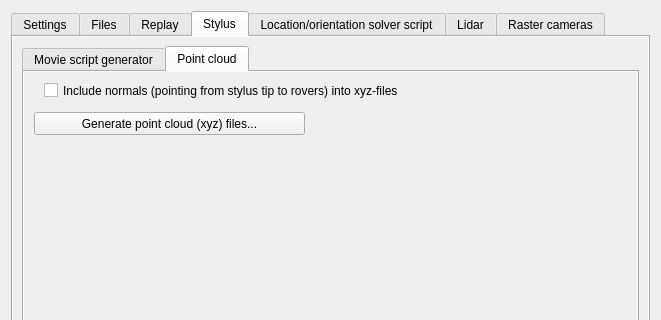
Above: PostProcessing/postprocessingform.ui from GNSS-Stylist/GNSS-Stylus before the change; both pictures show x 0 to 661 and y 0 to 320 of the 661 by 828 pixel window. Below: the same form after it.
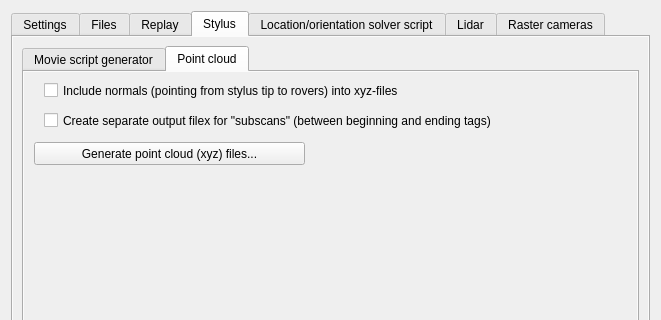
That is the form after the change. The open tabs and pages were chosen to show the change.

Commit message:
Add option to create xyz-files for every "subscan"
Subscan meaning data/points between beginning and ending tags. This makes it possible to filter/edit these separately in MeshLab etc.

Stylus-version not tested. "Should work" as the changes only affected already identical code.

What changed in the file:
```diff
--- a/PostProcessing/postprocessingform.ui
+++ b/PostProcessing/postprocessingform.ui
@@ -2563,7 +2563,7 @@
            <property name="geometry">
             <rect>
              <x>10</x>
-             <y>40</y>
+             <y>70</y>
              <width>271</width>
              <height>23</height>
             </rect>
@@ -2585,6 +2585,22 @@
             <string>Include normals (pointing from stylus tip to rovers) into xyz-files</string>
            </property>
           </widget>
+          <widget class="QCheckBox" name="checkBox_Stylus_PointCloud_SeparateOutputFilesForSubScans">
+           <property name="geometry">
+            <rect>
+             <x>20</x>
+             <y>40</y>
+             <width>461</width>
+             <height>17</height>
+            </rect>
+           </property>
+           <property name="toolTip">
+            <string>&lt;html&gt;&lt;head/&gt;&lt;body&gt;&lt;p&gt;Normal lengths can be utilized in MeshLab&lt;/p&gt;&lt;/body&gt;&lt;/html&gt;</string>
+           </property>
+           <property name="text">
+            <string>Create separate output filex for &quot;subscans&quot; (between beginning and ending tags)</string>
+           </property>
+          </widget>
          </widget>
         </widget>
        </item>
```
Left out of the diff: 24 changed lines with no effect on the pictures. The commit also changes 5 other files.
